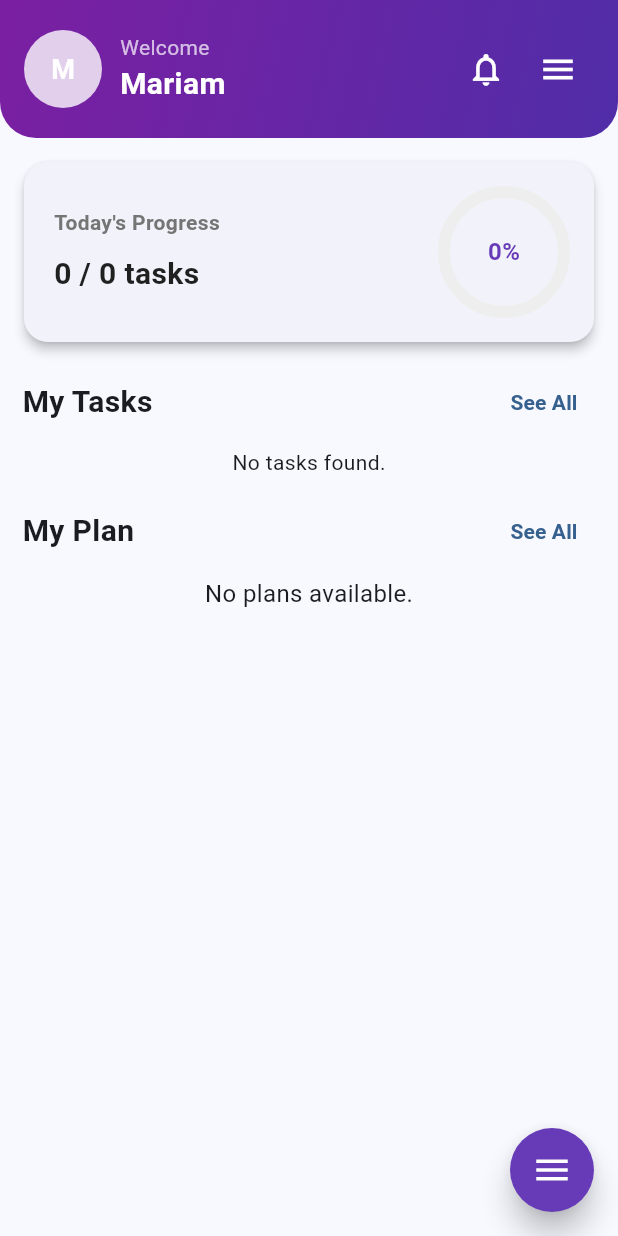
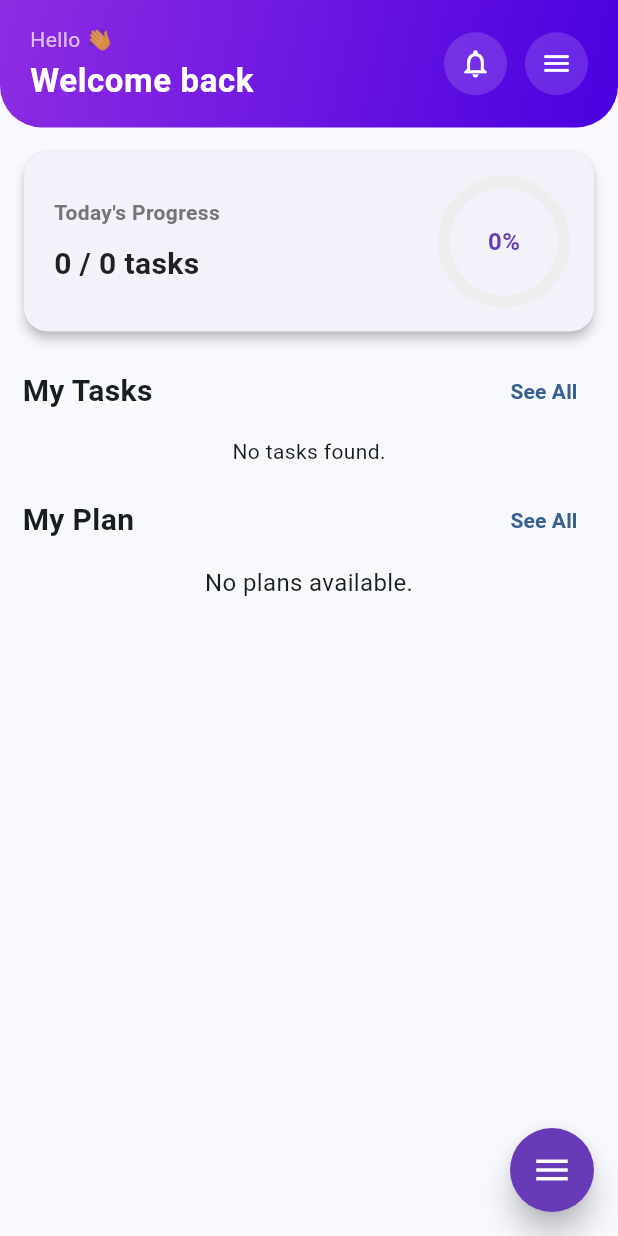
Before and after one commit to MariamAshraf200/GoalMapper, a Flutter app: the screen it shows after launch, on a phone screen of 412 x 824 dp. Run offline on Flutter 3.47's test engine with Material 3 defaults, Android fonts, the phone set to English and light mode, and no system bars; drawn by our look-alikes of flutter_speed_dial; our stand-ins replace equatable, flutter_bloc, flutter_svg, get_it, hive, hive_flutter and 1 more; accounts and stored records are empty.

Commit message:
Refactor HomeHeader widget: simplify username handling and update UI elements

```diff
--- a/lib/feature/Home/presentation/screen/homeScreen.dart
+++ b/lib/feature/Home/presentation/screen/homeScreen.dart
@@ -54,7 +54,7 @@ class _HomeScreenState extends State<HomeScreen> with RouteAware {
               child: Column(
                 children: [
                   // 🔹 New Header
-                  HomeHeader(username: "Mariam"),
+                  HomeHeader(),
 
                   // 🔹 Stats card
                   TaskStatsCard(
--- a/lib/feature/Home/presentation/wedgit/home_header.dart
+++ b/lib/feature/Home/presentation/wedgit/home_header.dart
@@ -1,81 +1,75 @@
 import 'package:flutter/material.dart';
 
 class HomeHeader extends StatelessWidget {
-  final String username;
-  const HomeHeader({super.key, required this.username});
+  const HomeHeader({super.key});
 
   @override
   Widget build(BuildContext context) {
     return Container(
       width: double.infinity,
-      padding: const EdgeInsets.symmetric(horizontal: 16, vertical: 20),
+      padding: const EdgeInsets.symmetric(horizontal: 20, vertical: 16),
       decoration: const BoxDecoration(
         gradient: LinearGradient(
-          colors: [Color(0xFF7B1FA2), Color(0xFF512DA8)], // Purple shades
+          colors: [Color(0xFF8E2DE2), Color(0xFF4A00E0)], // smooth modern purple
           begin: Alignment.topLeft,
           end: Alignment.bottomRight,
         ),
         borderRadius: BorderRadius.only(
-          bottomLeft: Radius.circular(24),
-          bottomRight: Radius.circular(24),
+          bottomLeft: Radius.circular(28),
+          bottomRight: Radius.circular(28),
         ),
       ),
       child: SafeArea(
         child: Row(
+          mainAxisAlignment: MainAxisAlignment.spaceBetween,
           children: [
-            // 👤 Avatar Placeholder with initial
-            CircleAvatar(
-              radius: 26,
-              backgroundColor: Colors.white.withAlpha(200),
-              child: Text(
-                username.isNotEmpty ? username[0].toUpperCase() : "?",
-                style: const TextStyle(
-                  fontSize: 18,
-                  fontWeight: FontWeight.bold,
-                  color: Colors.white,
-                ),
-              ),
-            ),
-            const SizedBox(width: 12),
-
-            // 👋 Welcome + username
-            Expanded(
-              child: Column(
+            // 👋 Subtle greeting
+            Column(
               crossAxisAlignment: CrossAxisAlignment.start,
-                children: [
-                  const Text(
-                    "Welcome",
+              children: const [
+                Text(
+                  "Hello 👋",
                   style: TextStyle(
                     fontSize: 14,
                     color: Colors.white70,
+                    letterSpacing: 0.3,
                   ),
                 ),
+                SizedBox(height: 2),
                 Text(
-                    username,
-                    style: const TextStyle(
-                      fontSize: 20,
-                      fontWeight: FontWeight.bold,
+                  "Welcome back",
+                  style: TextStyle(
+                    fontSize: 22,
+                    fontWeight: FontWeight.w600,
                     color: Colors.white,
+                    letterSpacing: 0.4,
                   ),
                 ),
               ],
             ),
-            ),
 
-            // 🔔 Notifications
-            IconButton(
-              onPressed: () {},
-              icon: const Icon(Icons.notifications_outlined,
-                  color: Colors.white, size: 26),
-            ),
-            // ☰ Menu
-            IconButton(
-              onPressed: () {},
-              icon: const Icon(Icons.menu, color: Colors.white, size: 26),
+            // 🎛️ Modern rounded icons
+            Row(
+              children: [
+                _buildIcon(Icons.notifications_outlined),
+                const SizedBox(width: 12),
+                _buildIcon(Icons.menu_rounded),
+              ],
             ),
           ],
         ),
       ),
     );
   }
+
+  static Widget _buildIcon(IconData icon) {
+    return Container(
+      decoration: BoxDecoration(
+        color: Colors.white.withOpacity(0.15),
+        shape: BoxShape.circle,
+      ),
+      padding: const EdgeInsets.all(10),
+      child: Icon(icon, color: Colors.white, size: 22),
+    );
   }
+}
```
Lines whose indentation alone changed are shown as unchanged.
